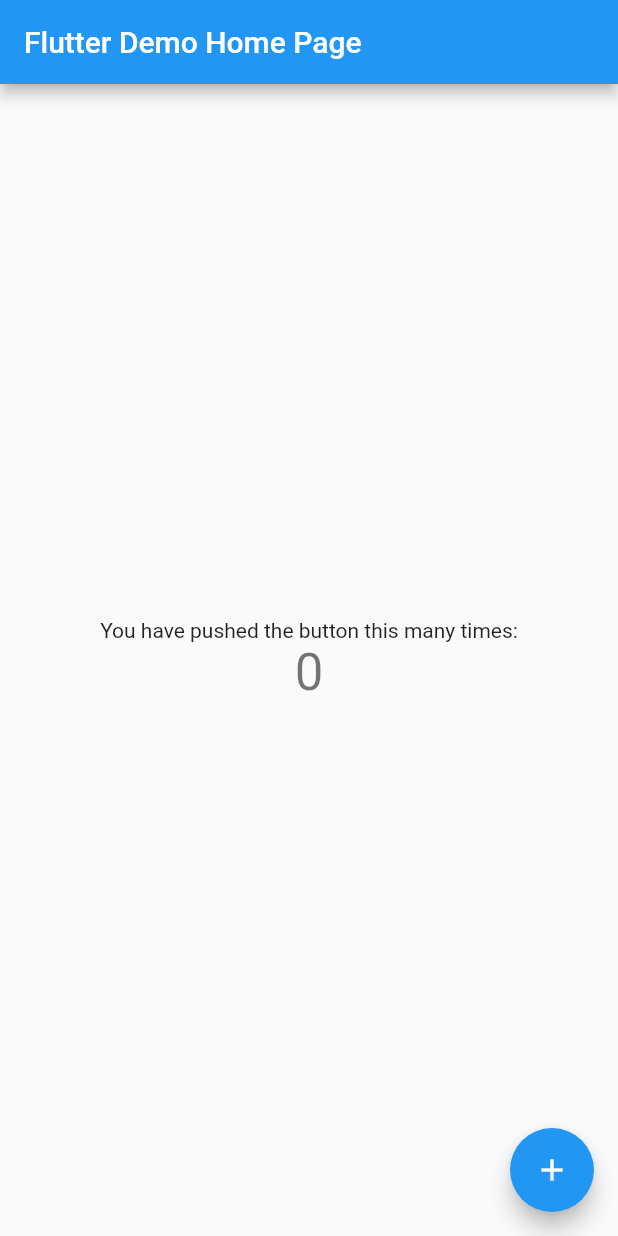
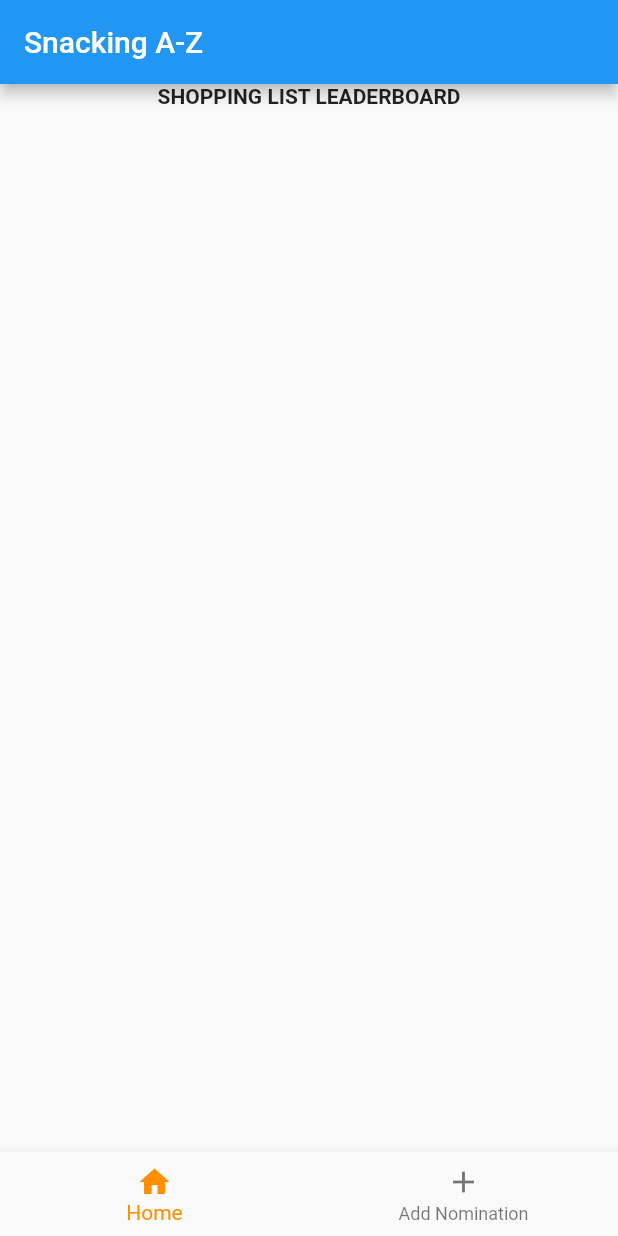
Before and after one commit to carsaab/LazOverflow, a Flutter app: the screen it shows after launch, on a phone screen of 412 x 824 dp. Run offline on Flutter 3.47's test engine with Material 2 defaults, Android fonts, the phone set to English and light mode, and no system bars.

Commit message:
Initial view of the two pages, and the text field for Nominations that logs to the console

```diff
--- a/lib/main.dart
+++ b/lib/main.dart
@@ -3,39 +3,20 @@ import 'package:flutter/material.dart';
 void main() => runApp(MyApp());
 
 class MyApp extends StatelessWidget {
-  // This widget is the root of your application.
   @override
   Widget build(BuildContext context) {
     return MaterialApp(
-      title: 'Flutter Demo',
+      title: 'Snacking A-Z',
       theme: ThemeData(
-        // This is the theme of your application.
-        //
-        // Try running your application with "flutter run". You'll see the
-        // application has a blue toolbar. Then, without quitting the app, try
-        // changing the primarySwatch below to Colors.green and then invoke
-        // "hot reload" (press "r" in the console where you ran "flutter run",
-        // or simply save your changes to "hot reload" in a Flutter IDE).
-        // Notice that the counter didn't reset back to zero; the application
-        // is not restarted.
         primarySwatch: Colors.blue,
       ),
-      home: MyHomePage(title: 'Flutter Demo Home Page'),
+      home: MyHomePage(title: 'Snacking A-Z'),
     );
   }
 }
 
 class MyHomePage extends StatefulWidget {
   MyHomePage({Key key, this.title}) : super(key: key);
-
-  // This widget is the home page of your application. It is stateful, meaning
-  // that it has a State object (defined below) that contains fields that affect
-  // how it looks.
-
-  // This class is the configuration for the state. It holds the values (in this
-  // case the title) provided by the parent (in this case the App widget) and
-  // used by the build method of the State. Fields in a Widget subclass are
-  // always marked "final".
 
   final String title;
 
@@ -44,16 +25,58 @@ class MyHomePage extends StatefulWidget {
 }
 
 class _MyHomePageState extends State<MyHomePage> {
-  int _counter = 0;
+  int _selectedIndex = 0;
+  static final myController = new TextEditingController();
 
-  void _incrementCounter() {
+  List<Widget> _widgetOptions = <Widget>[
+    Column(
+      children: <Widget>[
+        Text(
+        'SHOPPING LIST LEADERBOARD',
+          style: TextStyle(
+              fontWeight: FontWeight.bold
+          ),
+      ),
+      ],
+    ),
+    Column(
+      children: <Widget>[
+        Text(
+          'NOMINATIONS',
+          style: TextStyle(
+              fontWeight: FontWeight.bold
+          ),
+        ),
+        new Padding(
+            padding: EdgeInsets.only(top: 50.0)
+        ),
+        TextFormField(
+          decoration: new InputDecoration(
+            labelText: "Nominate a New Snack",
+            fillColor: Colors.white,
+            border: new OutlineInputBorder(
+              borderRadius: new BorderRadius.circular(25.0),
+            ),
+          ),
+          controller: myController,
+        ),
+        FloatingActionButton(
+          // When the user presses the button, show an alert dialog with the
+          // text the user has typed into our text field.
+          onPressed: () {
+            debugPrint(myController.text);
+            myController.text = '';
+          },
+          tooltip: 'Add Nomination',
+          child: Icon(Icons.add_comment),
+        ),
+      ],
+    ),
+  ];
+
+  void _onItemTapped(int index) {
     setState(() {
-      // This call to setState tells the Flutter framework that something has
-      // changed in this State, which causes it to rerun the build method below
-      // so that the display can reflect the updated values. If we changed
-      // _counter without calling setState(), then the build method would not be
-      // called again, and so nothing would appear to happen.
-      _counter++;
+      _selectedIndex = index;
     });
   }
 
@@ -72,40 +95,27 @@ class _MyHomePageState extends State<MyHomePage> {
         title: Text(widget.title),
       ),
       body: Center(
-        // Center is a layout widget. It takes a single child and positions it
-        // in the middle of the parent.
         child: Column(
-          // Column is also layout widget. It takes a list of children and
-          // arranges them vertically. By default, it sizes itself to fit its
-          // children horizontally, and tries to be as tall as its parent.
-          //
-          // Invoke "debug painting" (press "p" in the console, choose the
-          // "Toggle Debug Paint" action from the Flutter Inspector in Android
-          // Studio, or the "Toggle Debug Paint" command in Visual Studio Code)
-          // to see the wireframe for each widget.
-          //
-          // Column has various properties to control how it sizes itself and
-          // how it positions its children. Here we use mainAxisAlignment to
-          // center the children vertically; the main axis here is the vertical
-          // axis because Columns are vertical (the cross axis would be
-          // horizontal).
-          mainAxisAlignment: MainAxisAlignment.center,
           children: <Widget>[
-            Text(
-              'You have pushed the button this many times:',
-            ),
-            Text(
-              '$_counter',
-              style: Theme.of(context).textTheme.display1,
-            ),
+            _widgetOptions.elementAt(_selectedIndex),
           ],
         ),
       ),
-      floatingActionButton: FloatingActionButton(
-        onPressed: _incrementCounter,
-        tooltip: 'Increment',
-        child: Icon(Icons.add),
-      ), // This trailing comma makes auto-formatting nicer for build methods.
+      bottomNavigationBar: BottomNavigationBar(
+        items: const <BottomNavigationBarItem>[
+          BottomNavigationBarItem(
+            icon: Icon(Icons.home),
+            title: Text('Home'),
+          ),
+          BottomNavigationBarItem(
+            icon: Icon(Icons.add),
+            title: Text('Add Nomination'),
+          ),
+        ],
+        currentIndex: _selectedIndex,
+        selectedItemColor: Colors.amber[800],
+        onTap: _onItemTapped,
+      ),
     );
   }
 }
```
